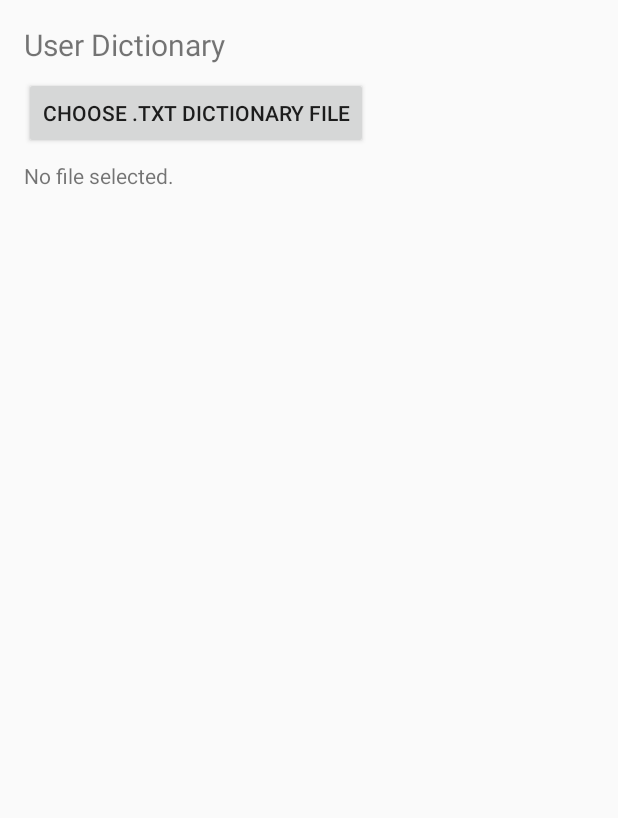
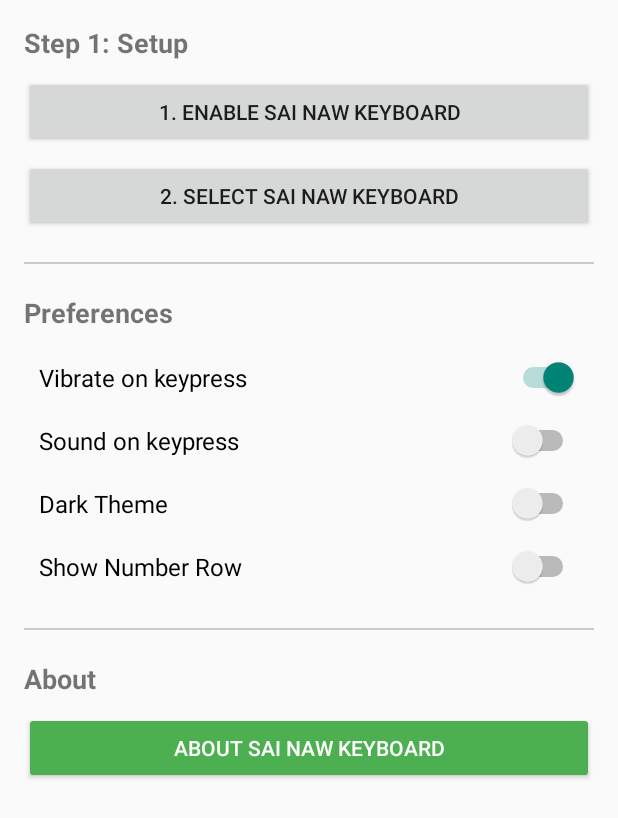
Before and after one commit to Sai981-wq/Sai-nawkeyboard, an Android app: the layout activity_settings.xml on its own in the app's theme, with its tools: preview values and no code run, on a phone screen of 412 x 824 dp. Shown: the top 818 px of the screen. Run offline under Robolectric (Android 15) with nearby library versions, the phone set to English and light mode, and no system bars.

Commit message:
Auto update

```diff
--- a/app/src/main/res/layout/activity_settings.xml
+++ b/app/src/main/res/layout/activity_settings.xml
@@ -1,28 +1,110 @@
 <?xml version="1.0" encoding="utf-8"?>
-<LinearLayout xmlns:android="http://schemas.android.com/apk/res/android"
+<ScrollView xmlns:android="http://schemas.android.com/apk/res/android"
     android:layout_width="match_parent"
     android:layout_height="match_parent"
-    android:orientation="vertical"
     android:padding="16dp">
+
+    <LinearLayout
+        android:layout_width="match_parent"
+        android:layout_height="wrap_content"
+        android:orientation="vertical">
 
         <TextView
             android:layout_width="wrap_content"
             android:layout_height="wrap_content"
-        android:text="User Dictionary"
-        android:textSize="20sp" />
+            android:text="Step 1: Setup"
+            android:textStyle="bold"
+            android:textSize="18sp"
+            android:layout_marginBottom="10dp"/>
 
         <Button
-        android:id="@+id/btn_choose_dictionary"
+            android:id="@+id/btn_enable_keyboard"
+            android:layout_width="match_parent"
+            android:layout_height="wrap_content"
+            android:text="1. Enable Sai Naw Keyboard" />
+
+        <Button
+            android:id="@+id/btn_select_keyboard"
+            android:layout_width="match_parent"
+            android:layout_height="wrap_content"
+            android:layout_marginTop="8dp"
+            android:text="2. Select Sai Naw Keyboard" />
+
+        <View
+            android:layout_width="match_parent"
+            android:layout_height="1dp"
+            android:background="#CCCCCC"
+            android:layout_marginTop="20dp"
+            android:layout_marginBottom="20dp"/>
+
+        <TextView
             android:layout_width="wrap_content"
             android:layout_height="wrap_content"
-        android:layout_marginTop="8dp"
-        android:text="Choose .txt Dictionary File" />
+            android:text="Preferences"
+            android:textStyle="bold"
+            android:textSize="18sp"
+            android:layout_marginBottom="10dp"/>
+
+        <Switch
+            android:id="@+id/switch_vibrate"
+            android:layout_width="match_parent"
+            android:layout_height="wrap_content"
+            android:text="Vibrate on keypress"
+            android:textSize="16sp"
+            android:checked="true"
+            android:padding="10dp"/>
+
+        <Switch
+            android:id="@+id/switch_sound"
+            android:layout_width="match_parent"
+            android:layout_height="wrap_content"
+            android:text="Sound on keypress"
+            android:textSize="16sp"
+            android:checked="false"
+            android:padding="10dp"/>
+
+        <Switch
+            android:id="@+id/switch_theme"
+            android:layout_width="match_parent"
+            android:layout_height="wrap_content"
+            android:text="Dark Theme"
+            android:textSize="16sp"
+            android:padding="10dp"/>
+
+        <Switch
+            android:id="@+id/switch_number_row"
+            android:layout_width="match_parent"
+            android:layout_height="wrap_content"
+            android:text="Show Number Row"
+            android:textSize="16sp"
+            android:padding="10dp"/>
+
+        <View
+            android:layout_width="match_parent"
+            android:layout_height="1dp"
+            android:background="#CCCCCC"
+            android:layout_marginTop="20dp"
+            android:layout_marginBottom="20dp"/>
 
         <TextView
-        android:id="@+id/tv_selected_file"
             android:layout_width="wrap_content"
             android:layout_height="wrap_content"
-        android:layout_marginTop="8dp"
-        android:text="No file selected." />
+            android:text="About"
+            android:textStyle="bold"
+            android:textSize="18sp"
+            android:layout_marginBottom="10dp"/>
+
+        <Button
+            android:id="@+id/btn_about"
+            android:layout_width="match_parent"
+            android:layout_height="wrap_content"
+            android:text="About Sai Naw Keyboard"
+            android:backgroundTint="#4CAF50"
+            android:textColor="#FFFFFF"/>
+
+        <Space
+            android:layout_width="match_parent"
+            android:layout_height="50dp"/>
 
     </LinearLayout>
+</ScrollView>
```
Also changed, not shown: app/src/main/res/layout/input_view_dark.xml (added, +29 -0 lines), app/src/main/res/xml/myanmar_num.xml (added, +60 -0 lines), app/src/main/res/xml/qwerty_num.xml (added, +58 -0 lines), app/src/main/res/xml/shan_num.xml (added, +62 -0 lines). Lines whose indentation alone changed are shown as unchanged.
